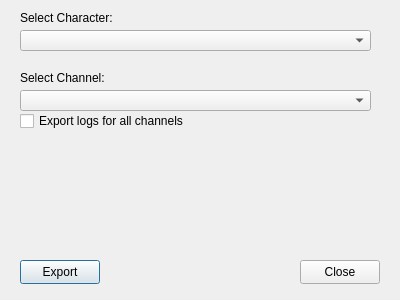
This is code/flist_messenger/ui/chatexport.ui in greyhoof/flist-messenger as Qt 5 draws it before an edit. The edited form follows.
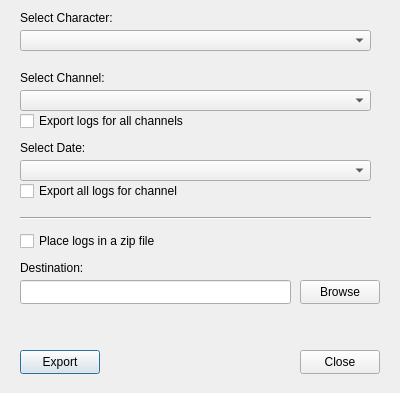
This is the edited form.

What changed in the file:
```diff
--- a/code/flist_messenger/ui/chatexport.ui
+++ b/code/flist_messenger/ui/chatexport.ui
@@ -7,7 +7,7 @@
     <x>0</x>
     <y>0</y>
     <width>400</width>
-    <height>300</height>
+    <height>393</height>
    </rect>
   </property>
   <property name="windowTitle">
@@ -17,7 +17,7 @@
    <property name="geometry">
     <rect>
      <x>20</x>
-     <y>260</y>
+     <y>350</y>
      <width>80</width>
      <height>24</height>
     </rect>
@@ -33,7 +33,7 @@
    <property name="geometry">
     <rect>
      <x>300</x>
-     <y>260</y>
+     <y>350</y>
      <width>80</width>
      <height>24</height>
     </rect>
@@ -119,6 +119,104 @@
     <string>Export logs for all channels</string>
    </property>
   </widget>
+  <widget class="QLabel" name="labelDate">
+   <property name="geometry">
+    <rect>
+     <x>20</x>
+     <y>140</y>
+     <width>121</width>
+     <height>16</height>
+    </rect>
+   </property>
+   <property name="text">
+    <string>Select Date:</string>
+   </property>
+  </widget>
+  <widget class="QComboBox" name="comboBox">
+   <property name="geometry">
+    <rect>
+     <x>20</x>
+     <y>160</y>
+     <width>351</width>
+     <height>21</height>
+    </rect>
+   </property>
+  </widget>
+  <widget class="QCheckBox" name="checkBoxDatesAll">
+   <property name="geometry">
+    <rect>
+     <x>20</x>
+     <y>180</y>
+     <width>161</width>
+     <height>22</height>
+    </rect>
+   </property>
+   <property name="text">
+    <string>Export all logs for channel</string>
+   </property>
+  </widget>
+  <widget class="QCheckBox" name="checkBoxExportZip">
+   <property name="geometry">
+    <rect>
+     <x>20</x>
+     <y>230</y>
+     <width>261</width>
+     <height>22</height>
+    </rect>
+   </property>
+   <property name="text">
+    <string>Place logs in a zip file</string>
+   </property>
+  </widget>
+  <widget class="Line" name="line">
+   <property name="geometry">
+    <rect>
+     <x>20</x>
+     <y>210</y>
+     <width>351</width>
+     <height>16</height>
+    </rect>
+   </property>
+   <property name="orientation">
+    <enum>Qt::Horizontal</enum>
+   </property>
+  </widget>
+  <widget class="QLineEdit" name="lineEdit">
+   <property name="geometry">
+    <rect>
+     <x>20</x>
+     <y>280</y>
+     <width>271</width>
+     <height>24</height>
+    </rect>
+   </property>
+  </widget>
+  <widget class="QLabel" name="labelPath">
+   <property name="geometry">
+    <rect>
+     <x>20</x>
+     <y>260</y>
+     <width>101</width>
+     <height>16</height>
+    </rect>
+   </property>
+   <property name="text">
+    <string>Destination:</string>
+   </property>
+  </widget>
+  <widget class="QPushButton" name="buttonBrowse">
+   <property name="geometry">
+    <rect>
+     <x>300</x>
+     <y>280</y>
+     <width>80</width>
+     <height>24</height>
+    </rect>
+   </property>
+   <property name="text">
+    <string>Browse</string>
+   </property>
+  </widget>
  </widget>
  <resources/>
  <connections/>
```
